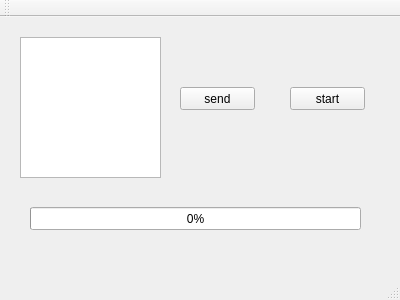
Above: serverbase.ui from AG3/FAir-Server before the change. Below: the same form after it.
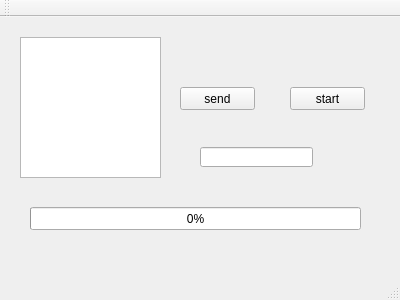
That is the form after the change.

What changed in the file:
```diff
--- a/serverbase.ui
+++ b/serverbase.ui
@@ -76,6 +76,16 @@
      </rect>
     </property>
    </widget>
+   <widget class="QLineEdit" name="lineEdit">
+    <property name="geometry">
+     <rect>
+      <x>200</x>
+      <y>130</y>
+      <width>113</width>
+      <height>20</height>
+     </rect>
+    </property>
+   </widget>
   </widget>
   <widget class="QMenuBar" name="menuBar">
    <property name="geometry">
```
